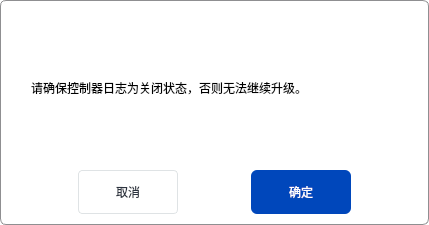
Qt form code/IsControlLogBusyWidget.ui (Dobot-Arm/DRobotMaintenanceTool) before a commit.
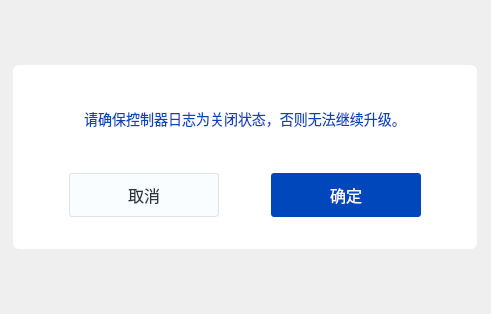
The same form after that commit.

```diff
--- a/code/IsControlLogBusyWidget.ui
+++ b/code/IsControlLogBusyWidget.ui
@@ -6,119 +6,176 @@
    <rect>
     <x>0</x>
     <y>0</y>
-    <width>429</width>
-    <height>225</height>
+    <width>491</width>
+    <height>314</height>
    </rect>
   </property>
+  <property name="maximumSize">
+   <size>
+    <width>16777215</width>
+    <height>16777215</height>
+   </size>
+  </property>
   <property name="windowTitle">
    <string>Form</string>
   </property>
   <property name="styleSheet">
-   <string notr="true">QWidget{
-  	border: 1px solid #8f8f91;
-  	border-radius:6px;
-	background-color: rgb(255, 255, 255);
-}</string>
+   <string notr="true"/>
+  </property>
+  <layout class="QGridLayout" name="gridLayout">
+   <item row="0" column="0">
+    <widget class="QWidget" name="widget" native="true">
+     <property name="sizePolicy">
+      <sizepolicy hsizetype="Fixed" vsizetype="Fixed">
+       <horstretch>0</horstretch>
+       <verstretch>0</verstretch>
+      </sizepolicy>
+     </property>
+     <property name="minimumSize">
+      <size>
+       <width>464</width>
+       <height>184</height>
+      </size>
+     </property>
+     <property name="maximumSize">
+      <size>
+       <width>464</width>
+       <height>184</height>
+      </size>
+     </property>
+     <property name="styleSheet">
+      <string notr="true">  	border-radius:6px;
+	background-color: rgb(255, 255, 255);</string>
   </property>
   <layout class="QVBoxLayout" name="verticalLayout">
-   <item>
-    <layout class="QHBoxLayout" name="horizontalLayout_2">
-     <item>
-      <spacer name="horizontalSpacer">
-       <property name="orientation">
-        <enum>Qt::Horizontal</enum>
-       </property>
-       <property name="sizeType">
-        <enum>QSizePolicy::Fixed</enum>
-       </property>
-       <property name="sizeHint" stdset="0">
-        <size>
-         <width>20</width>
-         <height>20</height>
-        </size>
-       </property>
-      </spacer>
-     </item>
+      <property name="spacing">
+       <number>0</number>
+      </property>
+      <property name="leftMargin">
+       <number>56</number>
+      </property>
+      <property name="topMargin">
+       <number>0</number>
+      </property>
+      <property name="rightMargin">
+       <number>56</number>
+      </property>
+      <property name="bottomMargin">
+       <number>32</number>
+      </property>
      <item>
       <widget class="QLabel" name="label">
+        <property name="sizePolicy">
+         <sizepolicy hsizetype="Preferred" vsizetype="Fixed">
+          <horstretch>0</horstretch>
+          <verstretch>0</verstretch>
+         </sizepolicy>
+        </property>
+        <property name="minimumSize">
+         <size>
+          <width>0</width>
+          <height>108</height>
+         </size>
+        </property>
+        <property name="maximumSize">
+         <size>
+          <width>16777215</width>
+          <height>108</height>
+         </size>
+        </property>
        <property name="styleSheet">
-        <string notr="true">border:none;</string>
+         <string notr="true">font-size: 14px;
+font-weight: normal;
+color: #0047BB;</string>
        </property>
        <property name="text">
         <string>请确保控制器日志为关闭状态，否则无法继续升级。</string>
        </property>
+        <property name="alignment">
+         <set>Qt::AlignCenter</set>
+        </property>
        <property name="wordWrap">
         <bool>true</bool>
        </property>
       </widget>
      </item>
      <item>
-      <spacer name="horizontalSpacer_2">
-       <property name="orientation">
-        <enum>Qt::Horizontal</enum>
-       </property>
-       <property name="sizeType">
-        <enum>QSizePolicy::Fixed</enum>
-       </property>
-       <property name="sizeHint" stdset="0">
-        <size>
-         <width>20</width>
-         <height>20</height>
-        </size>
-       </property>
-      </spacer>
-     </item>
-    </layout>
-   </item>
-   <item>
     <layout class="QHBoxLayout" name="horizontalLayout">
+        <property name="spacing">
+         <number>0</number>
+        </property>
      <item>
       <widget class="QPushButton" name="btnCancel">
+          <property name="sizePolicy">
+           <sizepolicy hsizetype="Fixed" vsizetype="Fixed">
+            <horstretch>0</horstretch>
+            <verstretch>0</verstretch>
+           </sizepolicy>
+          </property>
        <property name="minimumSize">
         <size>
-         <width>100</width>
+            <width>150</width>
          <height>44</height>
         </size>
        </property>
        <property name="maximumSize">
         <size>
-         <width>100</width>
+            <width>150</width>
          <height>44</height>
         </size>
        </property>
        <property name="styleSheet">
-        <string notr="true">border-color:#FAFDFF;
+           <string notr="true">border-radius: 3px;
+background: #FAFDFF;
 border: 1px solid #DFE3E5;
-border-radius: 4px;
-color: #2D3440;
-padding-left: 10px;
-padding-right: 10px;</string>
+font-size: 16px;
+font-weight: normal;
+color: #2D3440;</string>
        </property>
        <property name="text">
         <string>取消</string>
        </property>
       </widget>
      </item>
+        <item>
+         <spacer name="horizontalSpacer">
+          <property name="orientation">
+           <enum>Qt::Horizontal</enum>
+          </property>
+          <property name="sizeHint" stdset="0">
+           <size>
+            <width>40</width>
+            <height>20</height>
+           </size>
+          </property>
+         </spacer>
+        </item>
      <item>
       <widget class="QPushButton" name="btnConfirm">
+          <property name="sizePolicy">
+           <sizepolicy hsizetype="Fixed" vsizetype="Fixed">
+            <horstretch>0</horstretch>
+            <verstretch>0</verstretch>
+           </sizepolicy>
+          </property>
        <property name="minimumSize">
         <size>
-         <width>100</width>
+            <width>150</width>
          <height>44</height>
         </size>
        </property>
        <property name="maximumSize">
         <size>
-         <width>100</width>
+            <width>150</width>
          <height>44</height>
         </size>
        </property>
        <property name="styleSheet">
-        <string notr="true">  background-color: #0047BB;
-  color: rgb(255, 255, 255);
-  border:none;
-  padding-left:24px;
-padding-right:24px;</string>
+           <string notr="true">background: #0047BB;
+border-radius: 3px;
+font-size: 16px;
+font-weight: normal;
+color: #FAFDFF;</string>
        </property>
        <property name="text">
         <string>确定</string>
@@ -126,6 +183,9 @@
       </widget>
      </item>
     </layout>
+      </item>
+     </layout>
+    </widget>
    </item>
   </layout>
  </widget>
```
Lines whose indentation alone changed are shown as unchanged.
